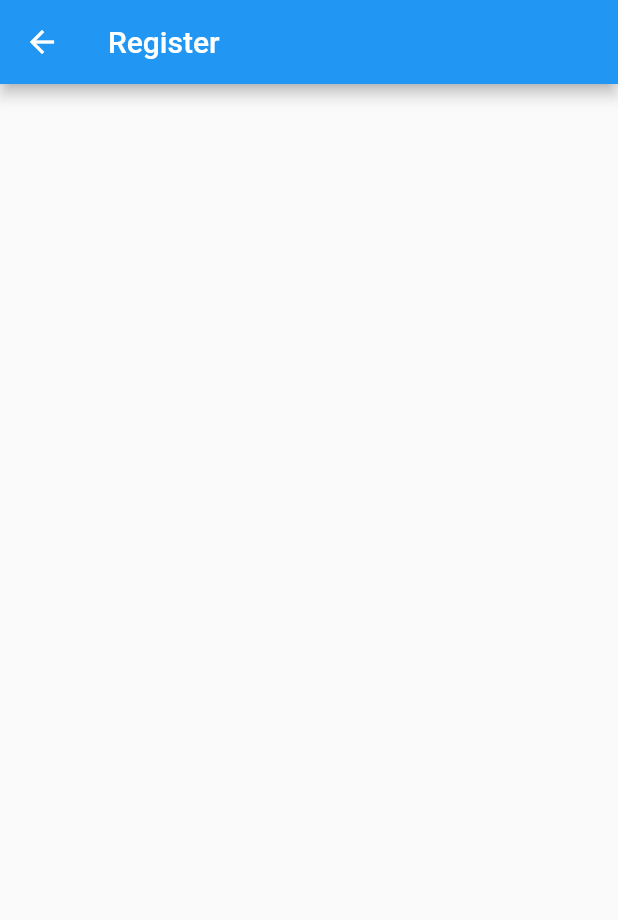
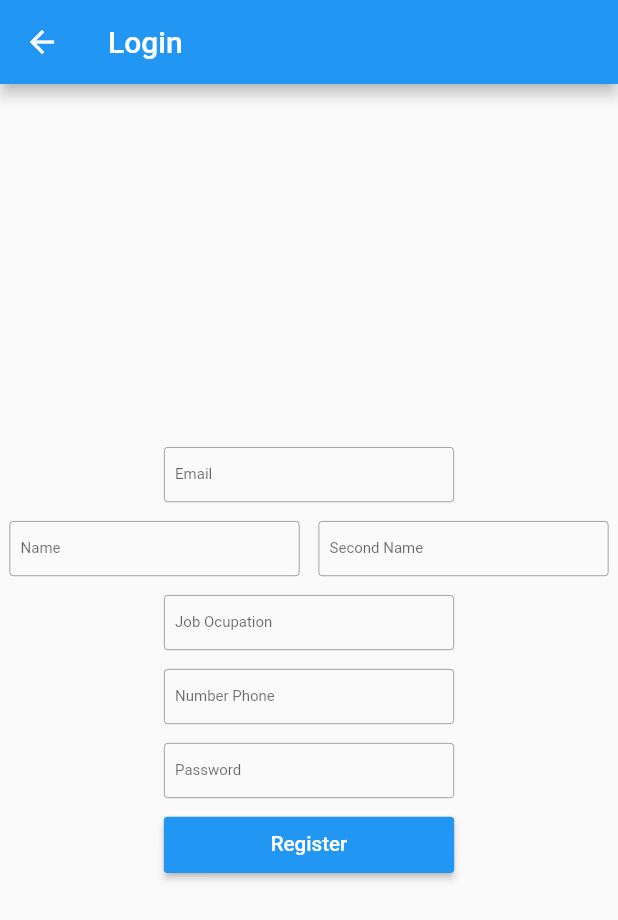
Before and after one commit to diegomated1/moviles-chat-front-end, a Flutter app: the Register screen opened directly, on a phone screen of 412 x 824 dp. Shown: the top 920 px of the screen. Run offline on Flutter 3.47's test engine with Material 2 defaults, Android fonts, the phone set to English and light mode, and no system bars; our stand-ins replace cached_network_image, flutter_dotenv, get, shared_preferences, socket_io_client; accounts and stored records are empty.

Commit message:
add login and register screens

```diff
--- a/lib/screens/login/login.screen.dart
+++ b/lib/screens/login/login.screen.dart
@@ -1,7 +1,52 @@
+import 'package:chat_client/screens/profile/profile.screen.dart';
+import 'package:chat_client/services/chat-api-service.dart';
 import 'package:flutter/material.dart';
+import 'package:get/get.dart';
+import 'package:shared_preferences/shared_preferences.dart';
 
-class Login extends StatelessWidget{
+import '../../widgets/button.dart';
+import '../../widgets/input.dart';
+
+class Login extends StatefulWidget{
   const Login({super.key});
+
+  @override
+  State<Login> createState() => _Login();
+}
+
+class _Login extends State<Login> {
+
+  late Map<String, String> userInfo = {
+    "email": '',
+    "password": '',
+  };
+
+  change(String label, String newValue){
+    userInfo[label.split(' ').join('_').toLowerCase()] = newValue;
+  }
+
+  var loginForm = GlobalKey<FormState>();
+
+  submit(BuildContext context)async{
+    if(loginForm.currentState!.validate()){
+      loginForm.currentState!.save();
+      var sessionToken = await ChatApi().login(email: userInfo['email']!, password: userInfo['password']!, tokenFCM: '123');
+      if(sessionToken!=null){
+        final prefs = await SharedPreferences.getInstance();
+        prefs.setString('sessionToken', sessionToken);
+        Get.to(()=>const Profile());
+      }else{
+        if(mounted){
+          ScaffoldMessenger.of(context).showSnackBar(
+            const SnackBar(
+              content: Text('Invalid credentials'),
+              duration: Duration(seconds: 2),
+            ),
+          );
+        }
+      }
+    }
+  }
 
   @override
   Widget build(BuildContext context) {
@@ -9,7 +54,23 @@ class Login extends StatelessWidget{
       appBar: AppBar(
         title: const Text('Login'),
       ),
-      body: Container()
+      body: Center(
+        child: FittedBox(
+          child: Form(
+            key: loginForm,
+            child: Column(
+              children: [
+                Input(labelText: 'Email', handler: change),
+                Input(labelText: 'Password', handler: change, hidden: true,),
+                Button(labelText: 'Login', handler: (){
+                  submit(context);
+                },),
+              ],
+            ),
+          ),
+        ),
+      ),
     );
   }
+
 }
--- a/lib/screens/register/register.screen.dart
+++ b/lib/screens/register/register.screen.dart
@@ -1,15 +1,89 @@
+import 'package:chat_client/models/user.model.dart';
+import 'package:chat_client/screens/profile/profile.screen.dart';
+import 'package:chat_client/services/chat-api-service.dart';
 import 'package:flutter/material.dart';
+import 'package:get/get.dart';
+import 'package:shared_preferences/shared_preferences.dart';
 
-class Register extends StatelessWidget{
+import '../../widgets/button.dart';
+import '../../widgets/input.dart';
+
+class Register extends StatefulWidget{
   const Register({super.key});
+
+  @override
+  State<Register> createState() => _Register();
+}
+
+class _Register extends State<Register> {
+
+  late Map<String, String> userInfo = {
+    "email": '',
+    "name": '',
+    "second_name": '',
+    "job_ocupation": '',
+    "number_phone": '',
+    "password": ''
+  };
+
+  change(String label, String newValue){
+    userInfo[label.split(' ').join('_').toLowerCase()] = newValue;
+  }
+
+  var loginForm = GlobalKey<FormState>();
+
+  submit(BuildContext context)async{
+    if(loginForm.currentState!.validate()){
+      loginForm.currentState!.save();
+      var sessionToken = await ChatApi().register(user: UserModel.fromJson(userInfo));
+      if(sessionToken!=null){
+        final prefs = await SharedPreferences.getInstance();
+        prefs.setString('sessionToken', sessionToken);
+        Get.to(()=>const Profile());
+      }else{
+        if(mounted){
+          ScaffoldMessenger.of(context).showSnackBar(
+            const SnackBar(
+              content: Text('Invalid credentials'),
+              duration: Duration(seconds: 2),
+            ),
+          );
+        }
+      }
+    }
+  }
 
   @override
   Widget build(BuildContext context) {
     return Scaffold(
       appBar: AppBar(
-        title: const Text('Register'),
+        title: const Text('Login'),
       ),
-      body: Container()
+      body: Center(
+        child: FittedBox(
+          child: Form(
+            key: loginForm,
+            child: Column(
+              children: [
+                Input(labelText: 'Email', handler: change),
+                Row(
+                  children: [
+                    Input(labelText: 'Name', handler: change, width: 165,),
+                    Input(labelText: 'Second Name', handler: change, width: 165,),
+                  ],
+                ),
+                Input(labelText: 'Job Ocupation', handler: change),
+                Input(labelText: 'Number Phone', handler: change, type: TextInputType.number,),
+                Input(labelText: 'Password', handler: change, hidden: true,),
+                Button(labelText: 'Register', handler: (){
+                  submit(context);
+                }),
+              ],
+            ),
+          ),
+        ),
+      ),
     );
   }
+
 }
```
